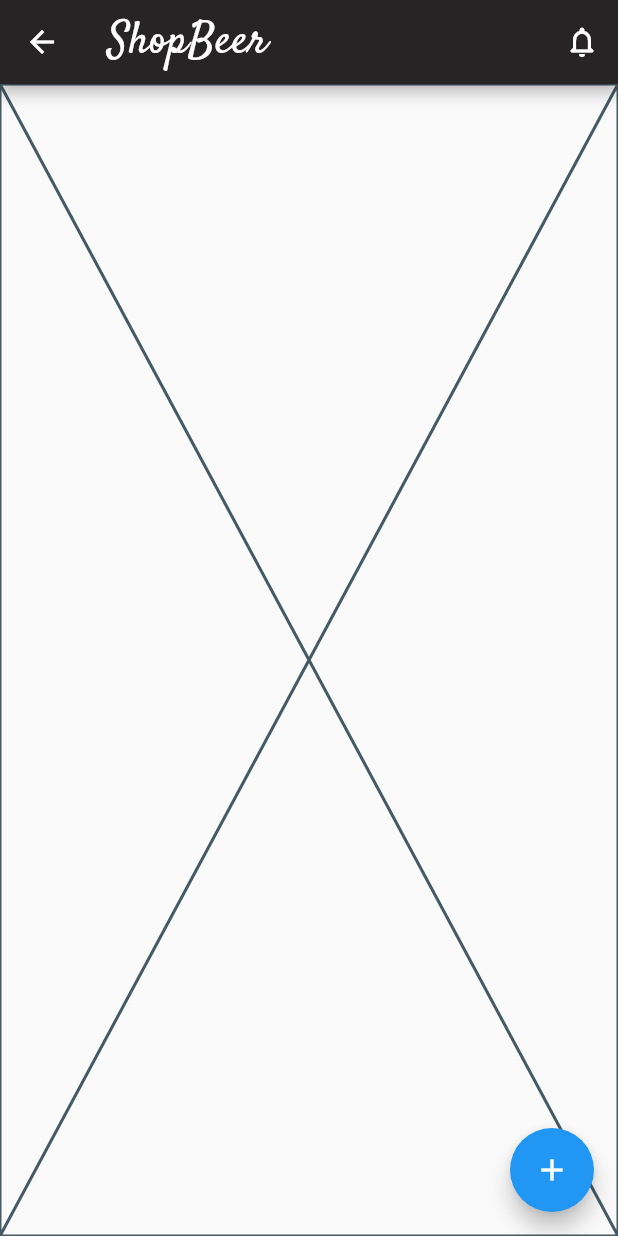
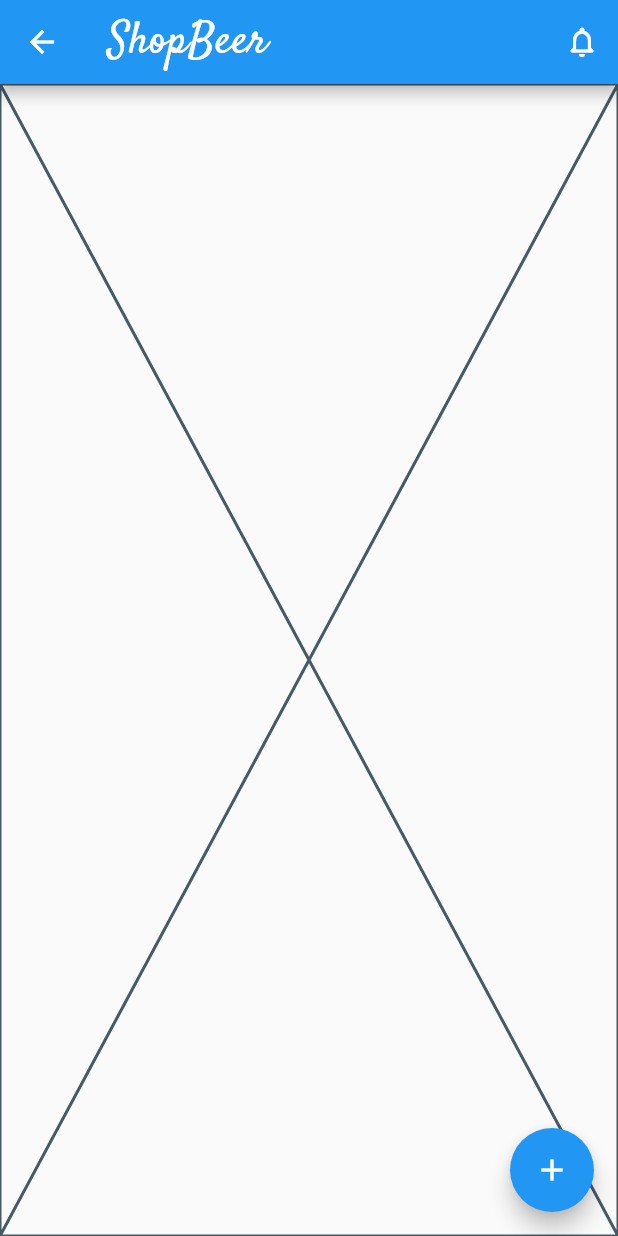
Before and after one commit to stivengm/ShopBeer_2023, a Flutter app: the DashboardView screen opened by its route, on a phone screen of 412 x 824 dp. Run offline on Flutter 3.47's test engine with Material 2 defaults, Android fonts, the light colour scheme and no system bars.

Commit message:
Fix backgroundColor default appBar.

```diff
--- a/lib/gui/widgets/appbar_widget.dart
+++ b/lib/gui/widgets/appbar_widget.dart
@@ -11,7 +11,6 @@ class AppBarGeneralWidget extends StatelessWidget with PreferredSizeWidget {
   @override
   Widget build(BuildContext context) {
     return AppBar(
-      backgroundColor: primaryColor,
       title: Text(titleAppbar ?? '', style: Theme.of(context).textTheme.headline6!.copyWith(fontFamily: fontFamily ?? 'Gordita', fontSize: fontSize, color: whiteColor)),
       // leading: IconButton(
       //   icon: SvgPicture.asset('assets/icons/menu.svg', color: whiteColor,),
```
